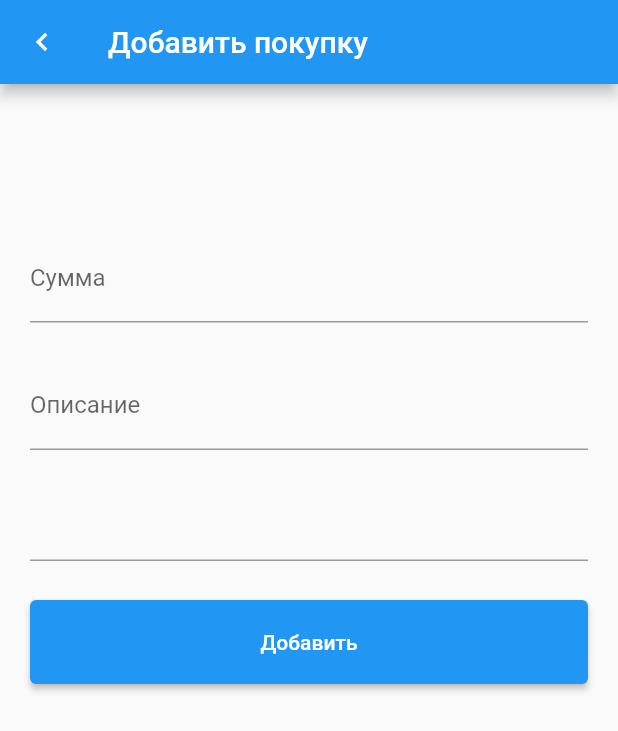
After one commit to Kukustar/bookkeping_mobile, a Flutter app: the PurchaseFormScreen screen opened directly, after a tap on "Добавить", on a phone screen of 412 x 824 dp. The commit adds this screen. Shown: the top 731 px of the screen. Run offline on Flutter 3.47's test engine with Material 2 defaults, Android fonts, the phone set to English and light mode, and no system bars; our stand-ins replace bloc, flutter_bloc, shared_preferences; accounts and stored records are empty.

Commit message:
implement edit form

```diff
--- a/lib/purchase/entity.dart
+++ b/lib/purchase/entity.dart
@@ -1,12 +1,22 @@
 class Purchase {
-  const Purchase({ required this.date, required this.title, required this.amount });
+  const Purchase({
+    required this.date,
+    required this.title,
+    required this.amount,
+    required this.id,
+    required this.typeId
+  });
 
   final DateTime date;
   final String title;
   final double amount;
+  final int id;
+  final int typeId;
 
   factory Purchase.fromJson(json) {
     return Purchase(
+        id: json['id'],
+        typeId: json['type_id'],
         date: DateTime.parse(json['date']),
         title: json['title'].toString(),
         amount: json['amount'] as double
--- a/lib/purchase/purchase_bloc.dart
+++ b/lib/purchase/purchase_bloc.dart
@@ -7,6 +7,8 @@ import 'package:bookkeping_mobile/purchase/entity.dart';
 import 'package:bookkeping_mobile/purchase/purchase_event.dart';
 import 'package:bookkeping_mobile/purchase/purchase_repository.dart';
 import 'package:bookkeping_mobile/purchase/purchase_state.dart';
+import 'package:flutter/material.dart';
+import 'package:intl/intl.dart';
 
 class PurchaseBloc extends Bloc<PurchaseEvent, PurchaseState> {
   PurchaseBloc({ required PurchaseRepository purchaseRepository, required this.authRepository }) :
@@ -17,6 +19,16 @@ class PurchaseBloc extends Bloc<PurchaseEvent, PurchaseState> {
    on<LoadPurchasesSuccess>(_onLoadPurchasesSuccess);
    on<LoadPage>(_onLoadPage);
    on<PurchaseCountChanged>(_onPurchaseCountChanged);
+   on<AddPurchase>(_onAddPurchase);
+   on<PurchaseDateChanged>(_onPurchaseDateChanged);
+   on<PurchaseTitleChanged>(_onPurchaseTitleChanged);
+   on<PurchaseAmountChanged>(_onPurchaseAmountChanged);
+   on<PurchaseDateFormControllerAdd>(_onPurchaseDateFormControllerAdd);
+   on<PurchaseErrorChanged>(_onPurchaseErrorChanged);
+   on<IsFormUpdateChanged>(_onIsFormUpdateChanged);
+   on<ClearPurchaseForm>(_onClearPurchaseForm);
+   on<PurchaseIdChanged>(_onPurchaseIdChanged);
+   on<PurchaseUpdate>(_onPurchaseUpdate);
    _tokenExpireSubscription = _purchaseRepository.tokenExpire.listen(
            (tokenExpire) => add(AuthStatusChangedByPurchase(tokenExpire))
    );
@@ -26,6 +38,10 @@ class PurchaseBloc extends Bloc<PurchaseEvent, PurchaseState> {
    _purchaseCountSubscription = _purchaseRepository.listCount.listen(
            (count) => add(PurchaseCountChanged(count))
    );
+
+   _errorSubscription = _purchaseRepository.error.listen(
+           (error) => add(PurchaseErrorChanged(error))
+   );
   }
 
   final PurchaseRepository _purchaseRepository;
@@ -34,11 +50,86 @@ class PurchaseBloc extends Bloc<PurchaseEvent, PurchaseState> {
   late StreamSubscription<bool> _tokenExpireSubscription;
   late StreamSubscription<List<Purchase>> _purchaseListSubscription;
   late StreamSubscription<int> _purchaseCountSubscription;
+  late StreamSubscription<Map<String, dynamic>> _errorSubscription;
+
+  _onPurchaseUpdate(PurchaseUpdate event, Emitter<PurchaseState> emit) async {
+
+    await _purchaseRepository.updatePurchaseOnBackend({
+      'title': state.formStateTitle,
+      'amount': state.formStateAmount,
+      'id': state.purchaseId,
+      'date': state.formStateDate.toString(),
+      'description': ''
+    });
+  }
+
+  _onPurchaseIdChanged(PurchaseIdChanged event, Emitter<PurchaseState> emit) {
+    emit(state.copyWith(purchaseId: event.purchaseId));
+  }
+
+  _onClearPurchaseForm(ClearPurchaseForm event, Emitter<PurchaseState> emit) {
+    emit(state.copyWith(
+        formStateAmountError: '',
+        formStateTitle: '',
+        formStateDate: null,
+        formStateTitleError: '',
+        formStateAmount: '',
+        isFormUpdate: false,
+        purchaseId: 0
+    ));
+  }
+
+  _onPurchaseErrorChanged(PurchaseErrorChanged event, Emitter<PurchaseState> emit) {
+    Map<String, dynamic> errors = event.error;
+
+    if (errors.containsKey('amount')) {
+      emit(state.copyWith(formStateAmountError: errors['amount'].first));
+    }
+    if (errors.containsKey('title')) {
+      emit(state.copyWith(formStateTitleError: errors['title'].first));
+    }
+  }
+
+  _onIsFormUpdateChanged(IsFormUpdateChanged event, Emitter<PurchaseState> emit) {
+    emit(state.copyWith(isFormUpdate: event.isFormUpdate));
+  }
 
   _onLoadPurchases(LoadPurchases event, Emitter<PurchaseState> emit) async {
     emit(state.copyWith(isPurchaseListLoading: true));
     await _purchaseRepository.getPurchasesFromBackend();
     emit(state.copyWith(isPurchaseListLoading: false));
+  }
+
+  _onPurchaseDateFormControllerAdd(PurchaseDateFormControllerAdd event, Emitter<PurchaseState> emit) {
+    final DateFormat formatter = DateFormat('yyyy-MM-dd');
+    TextEditingController controller = event.controller;
+    controller.text = formatter.format(state.formStateDate as DateTime);
+    emit(state.copyWith(formStateDateTimeController: event.controller));
+  }
+
+  _onAddPurchase(AddPurchase event, Emitter<PurchaseState> emit) async {
+    emit(state.copyWith(isPurchaseAdding: true));
+    await _purchaseRepository.addPurchaseToBackend(
+        state.formStateAmount,
+        state.formStateTitle,
+        state.formStateDate as DateTime
+    );
+    emit(state.copyWith(isPurchaseAdding: false));
+  }
+
+  _onPurchaseDateChanged(PurchaseDateChanged event, Emitter<PurchaseState> emit) {
+    final DateFormat formatter = DateFormat('yyyy-MM-dd');
+    state.formStateDateTimeController ??= TextEditingController();
+    state.formStateDateTimeController!.text = formatter.format(event.date);
+    emit(state.copyWith(formStateDate: event.date));
+  }
+
+  _onPurchaseTitleChanged(PurchaseTitleChanged event, Emitter<PurchaseState> emit) {
+    emit(state.copyWith(formStateTitle: event.title, formStateTitleError: ''));
+  }
+
+  _onPurchaseAmountChanged(PurchaseAmountChanged event, Emitter<PurchaseState> emit) {
+    emit(state.copyWith(formStateAmount: event.amount, formStateAmountError: ''));
   }
 
   _onPurchaseCountChanged(PurchaseCountChanged event, Emitter<PurchaseState> emit) {
@@ -55,6 +146,7 @@ class PurchaseBloc extends Bloc<PurchaseEvent, PurchaseState> {
     }
   }
 
+
   _onLoadPage(LoadPage event, Emitter<PurchaseState> emit) async {
     emit(state.copyWith(isPurchasePageLoading: true, page: event.page));
     await _purchaseRepository.getPurchasesFromBackend(page: event.page);
@@ -66,6 +158,7 @@ class PurchaseBloc extends Bloc<PurchaseEvent, PurchaseState> {
     _tokenExpireSubscription.cancel();
     _purchaseListSubscription.cancel();
     _purchaseCountSubscription.cancel();
+    _errorSubscription.cancel();
     return super.close();
   }
 }
--- a/lib/purchase/purchase_event.dart
+++ b/lib/purchase/purchase_event.dart
@@ -1,4 +1,5 @@
 import 'package:bookkeping_mobile/purchase/entity.dart';
+import 'package:flutter/material.dart';
 
 abstract class PurchaseEvent {}
 
@@ -31,3 +32,58 @@ class PurchaseCountChanged extends PurchaseEvent {
 
   int get count => _count;
 }
+
+class AddPurchase extends PurchaseEvent {}
+
+class PurchaseDateChanged extends PurchaseEvent {
+  PurchaseDateChanged(this._date);
+  final DateTime _date;
+
+  DateTime get date => _date;
+}
+
+class PurchaseAmountChanged extends PurchaseEvent {
+  PurchaseAmountChanged(this._amount);
+  final String _amount;
+
+  String get amount => _amount;
+}
+
+class PurchaseTitleChanged extends PurchaseEvent {
+  PurchaseTitleChanged(this._title);
+  final String _title;
+
+  String get title => _title;
+}
+
+class PurchaseDateFormControllerAdd extends PurchaseEvent {
+  PurchaseDateFormControllerAdd(this._controller);
+  final TextEditingController _controller;
+
+  TextEditingController get controller => _controller;
+}
+
+class PurchaseErrorChanged extends PurchaseEvent {
+  PurchaseErrorChanged(this._error);
+  final Map<String, dynamic> _error;
+
+  Map<String, dynamic> get error => _error;
+}
+
+class PurchaseIdChanged extends PurchaseEvent {
+  PurchaseIdChanged(this._purchaseId);
+  final int _purchaseId;
+
+  int get purchaseId => _purchaseId;
+}
+
+class IsFormUpdateChanged extends PurchaseEvent {
+  IsFormUpdateChanged(this._isFormUpdate);
+  final bool _isFormUpdate;
+
+  bool get isFormUpdate => _isFormUpdate;
+}
+
+class ClearPurchaseForm extends PurchaseEvent {}
+
+class PurchaseUpdate extends PurchaseEvent {}
--- a/lib/purchase/purchase_state.dart
+++ b/lib/purchase/purchase_state.dart
@@ -1,19 +1,41 @@
+import 'package:flutter/material.dart';
 import 'package:collection/collection.dart';
 
 import 'package:bookkeping_mobile/purchase/entity.dart';
 
 class PurchaseState {
   PurchaseState({
+    this.purchaseId = 0,
+    this.isFormUpdate = false,
     this.purchaseList = const [],
     this.isPurchaseListLoading = false,
     this.isPurchasePageLoading = false,
+    this.isPurchaseAdding = false,
+    this.formStateAmount = '',
+    this.formStateTitle = '',
+    this.formStateDate,
+    this.formStateDateTimeController,
+    this.formStateTitleError = '',
+    this.formStateAmountError = '',
     this.page = 1,
     this.count = 0
   });
 
+  final int purchaseId;
+
+  final String formStateAmount;
+  final String formStateTitleError;
+  final String formStateAmountError;
+  final String formStateTitle;
+  DateTime? formStateDate;
+
+  TextEditingController? formStateDateTimeController;
+
   final List<Purchase> purchaseList;
   final bool isPurchaseListLoading;
   final bool isPurchasePageLoading;
+  final bool isPurchaseAdding;
+  final bool isFormUpdate;
   final int page;
   final int count;
 
@@ -38,15 +60,33 @@ class PurchaseState {
     List<Purchase>? purchaseList,
     bool? isPurchaseListLoading,
     bool? isPurchasePageLoading,
+    bool? isPurchaseAdding,
+    bool? isFormUpdate,
     int? page,
-    int? count
+    int? purchaseId,
+    int? count,
+    String? formStateAmount,
+    String? formStateTitle,
+    String? formStateTitleError,
+    String? formStateAmountError,
+    DateTime? formStateDate,
+    TextEditingController? formStateDateTimeController
   }) {
     return PurchaseState(
+      count: count ?? this.count,
       purchaseList: purchaseList ?? this.purchaseList,
       isPurchaseListLoading: isPurchaseListLoading ?? this.isPurchaseListLoading,
       isPurchasePageLoading: isPurchasePageLoading ?? this.isPurchasePageLoading,
+      isPurchaseAdding: isPurchaseAdding ?? this.isPurchaseAdding,
       page: page ?? this.page,
-      count: count ?? this.count
+      purchaseId: purchaseId ?? this.purchaseId,
+      formStateAmount: formStateAmount ?? this.formStateAmount,
+      formStateTitle: formStateTitle ?? this.formStateTitle,
+      formStateDate: formStateDate ?? this.formStateDate,
+      formStateDateTimeController: formStateDateTimeController ?? this.formStateDateTimeController,
+      formStateAmountError: formStateAmountError ?? this.formStateAmountError,
+      formStateTitleError: formStateTitleError ?? this.formStateTitleError,
+      isFormUpdate: isFormUpdate ?? this.isFormUpdate,
     );
   }
 }
--- /dev/null
+++ b/lib/screens/purchase_form.dart
@@ -0,0 +1,132 @@
+import 'package:bookkeping_mobile/purchase/purchase_bloc.dart';
+import 'package:bookkeping_mobile/purchase/purchase_event.dart';
+import 'package:bookkeping_mobile/purchase/purchase_state.dart';
+import 'package:flutter/material.dart';
+import 'package:flutter_bloc/flutter_bloc.dart';
+
+class PurchaseFormScreen extends StatefulWidget {
+  const PurchaseFormScreen({Key? key}) : super(key: key);
+
+  @override
+  State<PurchaseFormScreen> createState() => _PurchaseFormScreenState();
+}
+
+class _PurchaseFormScreenState extends State<PurchaseFormScreen> {
+
+  TextEditingController amountEditing = TextEditingController();
+  TextEditingController titleEditing = TextEditingController();
+
+  @override
+  void initState () {
+    WidgetsBinding.instance.addPostFrameCallback((_) {
+      TextEditingController controller = TextEditingController();
+      BlocProvider.of<PurchaseBloc>(context).add(PurchaseDateFormControllerAdd(controller));
+
+      if (BlocProvider.of<PurchaseBloc>(context).state.isFormUpdate) {
+        amountEditing.text = BlocProvider.of<PurchaseBloc>(context).state.formStateAmount;
+        titleEditing.text = BlocProvider.of<PurchaseBloc>(context).state.formStateTitle;
+      }
+    });
+    super.initState();
+  }
+
+  @override
+  Widget build(BuildContext context) {
+    return GestureDetector(
+      onTap: () {
+        FocusScopeNode currentFocus = FocusScope.of(context);
+        if (!currentFocus.hasPrimaryFocus) {
+          currentFocus.unfocus();
+        }
+      },
+      child: Scaffold(
+        appBar: AppBar(
+            leading: IconButton(
+              onPressed: () {
+                BlocProvider.of<PurchaseBloc>(context).add(ClearPurchaseForm());
+                Navigator.pop(context);
+              },
+              icon: Icon(Icons.chevron_left),
+            ),
+            title: BlocBuilder<PurchaseBloc, PurchaseState>(
+              builder: (context, state) {
+                return state.isFormUpdate ? Text(state.formStateTitle) : Text('Добавить покупку');
+              }
+            )
+        ),
+        body: SingleChildScrollView(
+          child: BlocBuilder<PurchaseBloc, PurchaseState>(
+            builder: (context, state) {
+              return Padding(
+                padding: EdgeInsets.symmetric(horizontal: 20),
+                child: Column(
+                  children: [
+                    SizedBox(height: 100,),
+                    TextField(
+                      controller: amountEditing,
+                      decoration: InputDecoration(
+                        labelText: 'Сумма',
+                        errorText: state.formStateAmountError == '' ? null : state.formStateAmountError
+                      ),
+                      keyboardType: TextInputType.number,
+                      onChanged: (value) {
+                        BlocProvider.of<PurchaseBloc>(context).add(PurchaseAmountChanged(value));
+                      },
+                    ),
+                    SizedBox(height: 26,),
+                    TextField(
+                      controller: titleEditing,
+                      decoration: InputDecoration(
+                          labelText: 'Описание',
+                          errorText: state.formStateTitleError == '' ? null : state.formStateTitleError
+                      ),
+                      keyboardType: TextInputType.text,
+                      onChanged: (value) {
+                        BlocProvider.of<PurchaseBloc>(context).add(PurchaseTitleChanged(value));
+                      },
+                    ),
+                    SizedBox(height: 26,),
+                    TextField(
+                      controller: state.formStateDateTimeController,
+                      readOnly: true,
+                      onTap: () async {
+                        DateTime? date = await showDatePicker(
+                            locale: Locale('ru'),
+                            context: context,
+                            initialDate: state.formStateDate as DateTime,
+                            firstDate: DateTime(DateTime.now().year - 1, DateTime.now().month, DateTime.now().day),
+                            lastDate: DateTime(DateTime.now().year + 1, DateTime.now().month, DateTime.now().day),
+                        );
+                        if (date != null) {
+                          BlocProvider.of<PurchaseBloc>(context).add(PurchaseDateChanged(date));
+                        }
+                      },
+                    ),
+                    SizedBox(height: 26,),
+                    Row(
+                      children: [
+                        Expanded(
+                          child: ElevatedButton(
+                              style: ButtonStyle(
+                                  padding: MaterialStateProperty.all(EdgeInsets.symmetric(vertical: 20))
+                              ),
+                              onPressed: () {
+                                state.isFormUpdate
+                                    ? BlocProvider.of<PurchaseBloc>(context).add(PurchaseUpdate())
+                                    : BlocProvider.of<PurchaseBloc>(context).add(AddPurchase());
+                              },
+                              child: Text('Добавить')
+                          ),
+                        ),
+                      ],
+                    )
+                  ],
+                ),
+              ) ;
+            }
+          ),
+        ),
+      ),
+    );
+  }
+}
```
Also changed, not shown: lib/auth/auth_repository.dart (+9 -0 lines), lib/purchase/purchase_repository.dart (+42 -1 lines), lib/screens/add_purchase.dart (deleted, +0 -79 lines), lib/screens/home/home_screen.dart (+6 -1 lines), lib/screens/home/purchase_element.dart (+9 -2 lines), lib/screens/login/login_screen.dart (+9 -4 lines), lib/screens/purchase_list.dart (+14 -2 lines), lib/service/core/api_service.dart (+29 -2 lines), lib/service/core/network_service.dart (+37 -1 lines).
